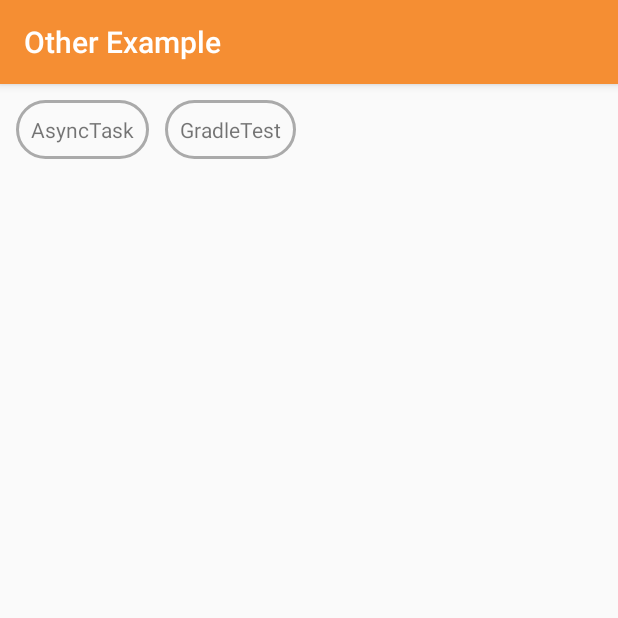
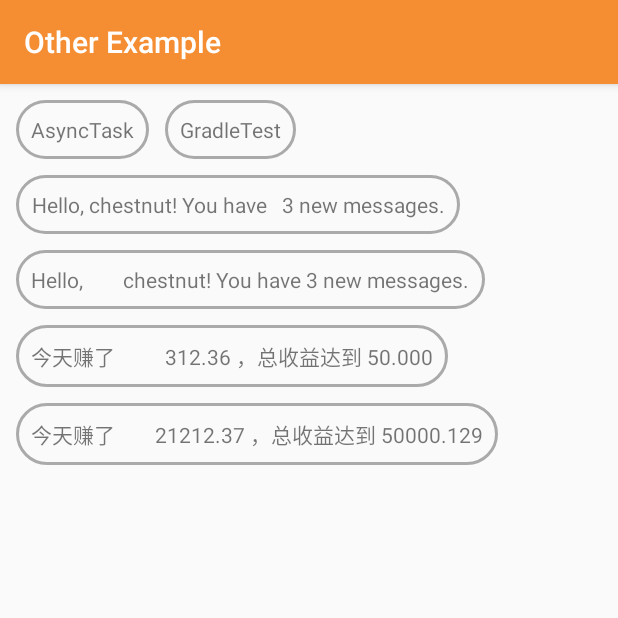
Before and after one commit to ChestnutPlus/CodeSnippet, an Android app: the screen it shows after launch (MainActivity), after a tap on "Other Example", on a phone screen of 412 x 824 dp, the top half of it. Run offline under Robolectric (Android 15) with nearby library versions, the phone set to English and light mode, and no system bars; our stand-ins replace FlexboxLayout.

Commit message:
[CodeSnippet][1/1]{增加 String 占位符示例}
适用范围：{>=Q}
准入id：{NA}
分析：{xxx}
方案：{xxx}
风险及影响[快/稳/省/功能/安全隐私]：{NA}
测试建议：{NA}
跨组依赖：{NA}

```diff
--- a/app/src/main/java/x/chestnut/code/snippet/other/OtherExampleFragment.java
+++ b/app/src/main/java/x/chestnut/code/snippet/other/OtherExampleFragment.java
@@ -6,6 +6,7 @@ import android.util.Log;
 import android.view.View;
 
 import x.chestnut.code.snippet.BuildConfig;
+import x.chestnut.code.snippet.R;
 import x.chestnut.code.snippet.base.ScrollBaseFragment;
 import x.chestnut.code.snippet.other.asyncTask.AsyncTaskExampleFragment;
 
@@ -45,6 +46,18 @@ public class OtherExampleFragment extends ScrollBaseFragment {
                 e.printStackTrace();
             }
         });
+        //字符串通配符
+        // 1. %n$ms：代表输出的是字符串，n代表是第几个参数，设置m的值可以在输出之前放置空格
+        // 2. %n$md：代表输出的是整数，n代表是第几个参数，设置m的值可以在输出之前放置空格，也可以设为0m,在输出之前放置m个0
+        // 3. %n$mf：代表输出的是浮点数，n代表是第几个参数，设置m的值可以控制小数位数，如m=2.3时，
+        //           代表的是在输出之前放置2个空格，且小数点后四舍五入保留3位。
+        String userName = "chestnut";
+        int mailCount = 3;
+        addView(getString(R.string.str_1, userName, mailCount), null);
+        addView(getString(R.string.str_2, userName, mailCount), null);
+        addView(getString(R.string.str_3, 312.365f, 50f), null);
+        addView(getString(R.string.str_3, 21212.365f, 50000.128534f), null);
+
     }
 
     @Override
--- a/app/src/main/res/values/strings.xml
+++ b/app/src/main/res/values/strings.xml
@@ -1,3 +1,6 @@
 <resources>
     <string name="app_name">CodeSnippet</string>
+    <string name="str_1">Hello, %1$s! You have %2$3d new messages.</string>
+    <string name="str_2">Hello, %1$15s! You have %2$d new messages.</string>
+    <string name="str_3">今天赚了 %1$15.2f ，总收益达到 %2$5.3f</string>
 </resources>
```
